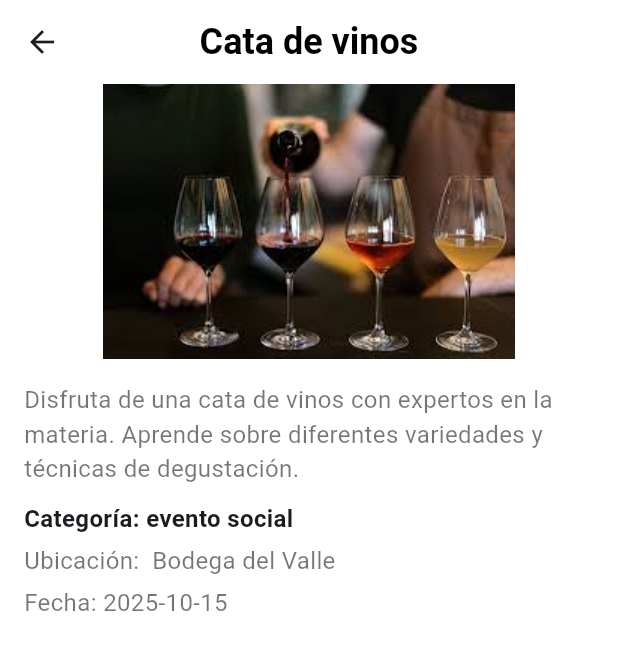
After one commit to DiegoSR01/Proyecto-Innovatec, a Flutter app: the MostrarEvento screen opened directly with sample values from the repository, on a phone screen of 412 x 824 dp. The commit adds this screen. Shown: the top 650 px of the screen. Run offline on Flutter 3.47's test engine with Material 3 defaults, Android fonts, the phone set to English and light mode, and no system bars; our stand-ins replace carousel_slider.

Commit message:
mostrar evento

```diff
--- a/festispot/lib/paginas/carousel_pages.dart
+++ b/festispot/lib/paginas/carousel_pages.dart
@@ -1,5 +1,6 @@
 import 'package:festispot/paginas/model_event.dart';
 import 'package:festispot/paginas/detalles_event.dart'; // Add this import
+import 'package:festispot/paginas/mostrar_evento.dart';
 import 'package:flutter/material.dart';
 import 'package:carousel_slider/carousel_slider.dart';
 
@@ -63,7 +64,15 @@ class CardImages extends StatelessWidget {
       child: ClipRRect(
         borderRadius: BorderRadius.circular(20),
         child: InkWell(
-          onTap: () {},
+          onTap: () {
+            carrusel.copy();
+            Navigator.push(
+              context,
+              MaterialPageRoute(
+                builder: (context) => MostrarEvento(carrusel:carrusel), // Navigate to MostrarEvento
+              ),
+            );
+          },
           child: FadeInImage(
             placeholder: const AssetImage("assets/images/loading.gif"),
             image: AssetImage(carrusel.imagen),
--- a/festispot/lib/paginas/detalles_event.dart
+++ b/festispot/lib/paginas/detalles_event.dart
@@ -7,6 +7,9 @@ final List<Evento> carrusel = [
     imagen: "assets/images/cata.jpeg",
     descripcion:
         "Disfruta de una cata de vinos con expertos en la materia. Aprende sobre diferentes variedades y técnicas de degustación.",
+    categoria: "evento social",
+    ubicacion: " Bodega del Valle",
+    fecha:"2025-10-15"
   ),
   Evento(
     id: 2,
@@ -14,9 +17,9 @@ final List<Evento> carrusel = [
     imagen: "assets/images/conc_ejem.jpg",
     descripcion:
         "Asiste a un concierto de música clásica con una orquesta reconocida. Una experiencia cultural única.",
-    categoria: "concierto",
+    categoria: "festival cultural",
     ubicacion: " Auditorio Nacional",
-    fecha:"2023-10-15"
+    fecha:"2025-10-15"
   ),
   Evento(
     id: 3,
@@ -24,6 +27,9 @@ final List<Evento> carrusel = [
     imagen: "assets/images/feria_ejem.jpeg",
     descripcion:
         "Disfruta de un día lleno de tradición en la Feria del Alfeñique. Prueba dulces típicos y disfruta de actividades culturales.",
+    categoria: "evento cultural",
+    ubicacion: " Plaza Mayor",
+    fecha: "2025-10-20"
   ),
   Evento(
     id: 4,
@@ -31,5 +37,68 @@ final List<Evento> carrusel = [
     imagen: "assets/images/feria_agri.jpeg",
     descripcion:
         "Visita la Feria de Agricultura para conocer más sobre prácticas sostenibles y productos locales. Ideal para los amantes de la naturaleza.",
+    categoria: "evento social",
+    ubicacion: " Parque Ecológico",
+    fecha: "2025-10-25"
+  ),
+  Evento(
+    id: 5,
+    nombre: 'Festival de Jazz',
+    imagen: "assets/images/festival_jazz.jpeg",
+    descripcion:
+        "Disfruta de un fin de semana lleno de música en el Festival de Jazz. Conciertos en vivo y talleres para todos los amantes del jazz.",
+    categoria: "taller",
+    ubicacion: " Centro Cultural",
+    fecha: "2025-11-01"
+  ),
+  Evento(
+    id: 6,
+    nombre: 'Concierto de rock',
+    imagen: "assets/images/rock_ejem.jpg",
+    descripcion:
+        "Asiste al concierto de rock del año con bandas locales e internacionales. Una noche llena de energía y buena música.",
+    categoria: "evento cultural",
+    ubicacion: " Estadio Municipal",
+    fecha: "2025-11-05"
+  ),
+  Evento(
+    id: 7,
+    nombre: 'Startup Pitch & Networking Mexico',
+    imagen: "assets/images/network.jpg",
+    descripcion:
+        "Evento de networking para startups y emprendedores. Presentaciones, oportunidades de inversión y mucho más.",
+    categoria: "Networking",
+    ubicacion: " Centro de Convenciones",
+    fecha: "2025-11-10"
+  ),
+  Evento(
+    id: 8,
+    nombre: 'Exposición de arte contemporáneo',
+    imagen: "assets/images/expo_arte.jpg",
+    descripcion:
+        "Explora la Exposición de Arte Contemporáneo con obras de artistas emergentes. Una oportunidad para apreciar el arte moderno.",
+    categoria: "evento cultural",
+    ubicacion: " Galería Nacional",
+    fecha: "2025-11-15"
+  ),
+  Evento(
+    id: 9,
+    nombre: 'Taller de cocina mexicana',
+    imagen: "assets/images/taller_cocina.jpg",
+    descripcion:
+        "Aprende a cocinar platillos tradicionales mexicanos en este taller práctico. Ideal para los amantes de la gastronomía.",
+    categoria: "taller",
+    ubicacion: " Escuela de Cocina",
+    fecha: "2025-11-20"
+  ),
+  Evento(
+    id: 10,
+    nombre: 'Festival de cine independiente',
+    imagen: "assets/images/festival_cine.jpg",
+    descripcion:
+        "Disfruta de una selección de películas independientes en el Festival de Cine. Charlas con directores y actores.",
+    categoria: "fesitival",
+    ubicacion: " Cine Club",
+    fecha: "2025-11-25"
   ),
 ];
--- a/festispot/lib/paginas/model_event.dart
+++ b/festispot/lib/paginas/model_event.dart
@@ -7,15 +7,15 @@ class Evento {
   final String ubicacion;
   final String fecha;
 
-  const Evento(required int id, {
+  const Evento({
     required this.id,
     required this.nombre,
     required this.imagen,
     required this.descripcion,
     required this.categoria,
     required this.ubicacion,
-    required this.fecha
-  }); // Corregido "Eveto" a "Evento"
+    required this.fecha,
+  });
 
   factory Evento.fromJson(Map<String, dynamic> json) => Evento(
     id: json['id'],
@@ -24,7 +24,7 @@ class Evento {
     descripcion: json['descripcion'],
     categoria: json['categoria'],
     ubicacion: json['ubicacion'],
-    fecha: json['fecha']
+    fecha: json['fecha'],
   );
 
   Map<String, dynamic> toJson() => {
@@ -34,7 +34,7 @@ class Evento {
     'descripcion': descripcion,
     'categoria': categoria,
     'ubicacion': ubicacion,
-    'fecha': fecha
+    'fecha': fecha,
   };
 
   Evento copy() => Evento(
@@ -44,6 +44,6 @@ class Evento {
     descripcion: descripcion,
     categoria: categoria,
     ubicacion: ubicacion,
-    fecha: fecha
+    fecha: fecha,
   );
 }
--- /dev/null
+++ b/festispot/lib/paginas/mostrar_evento.dart
@@ -0,0 +1,61 @@
+import 'package:festispot/paginas/model_event.dart';
+import 'package:flutter/material.dart';
+
+class MostrarEvento extends StatelessWidget {
+  final Evento carrusel;
+  const MostrarEvento({super.key, required this.carrusel});
+
+  @override
+  Widget build(BuildContext context) {
+    return Scaffold(
+      backgroundColor: Colors.white,
+      appBar: AppBar(
+        backgroundColor: Colors.white,
+        elevation: 0,
+        centerTitle: true,
+        title:Text(
+          carrusel.nombre,
+          style: TextStyle(
+            color: Colors.black,
+            fontSize: 24,
+            fontWeight: FontWeight.bold,
+          ),
+        ),
+      ),
+      body: SingleChildScrollView(
+        child: Column(
+          children: [
+            Image.asset(carrusel.imagen, fit: BoxFit.cover),
+            Padding(
+              padding: const EdgeInsets.all(16.0),
+              child: Column(
+                crossAxisAlignment: CrossAxisAlignment.start,
+                children: [
+                  Text(
+                    carrusel.descripcion,
+                    style: TextStyle(fontSize: 16, color: Colors.black54),
+                  ),
+                  SizedBox(height: 10),
+                  Text(
+                    "Categoría: ${carrusel.categoria}",
+                    style: TextStyle(fontSize: 16, fontWeight: FontWeight.bold),
+                  ),
+                  SizedBox(height: 5),
+                  Text(
+                    "Ubicación: ${carrusel.ubicacion}",
+                    style: TextStyle(fontSize: 16, color: Colors.black54),
+                  ),
+                  SizedBox(height: 5),
+                  Text(
+                    "Fecha: ${carrusel.fecha}",
+                    style: TextStyle(fontSize: 16, color: Colors.black54),
+                  ),
+                ],
+              ),
+            ),
+          ],
+        ),
+      ),
+    );
+  }
+}
```
Also changed, not shown: festispot/assets/images/expo_arte.jpg (added), festispot/assets/images/festival_cine.jpg (added), festispot/assets/images/festival_jazz.jpeg (added), festispot/assets/images/network.jpg (added), festispot/assets/images/rock_ejem.jpg (added), festispot/assets/images/taller_cocina.jpg (added).
